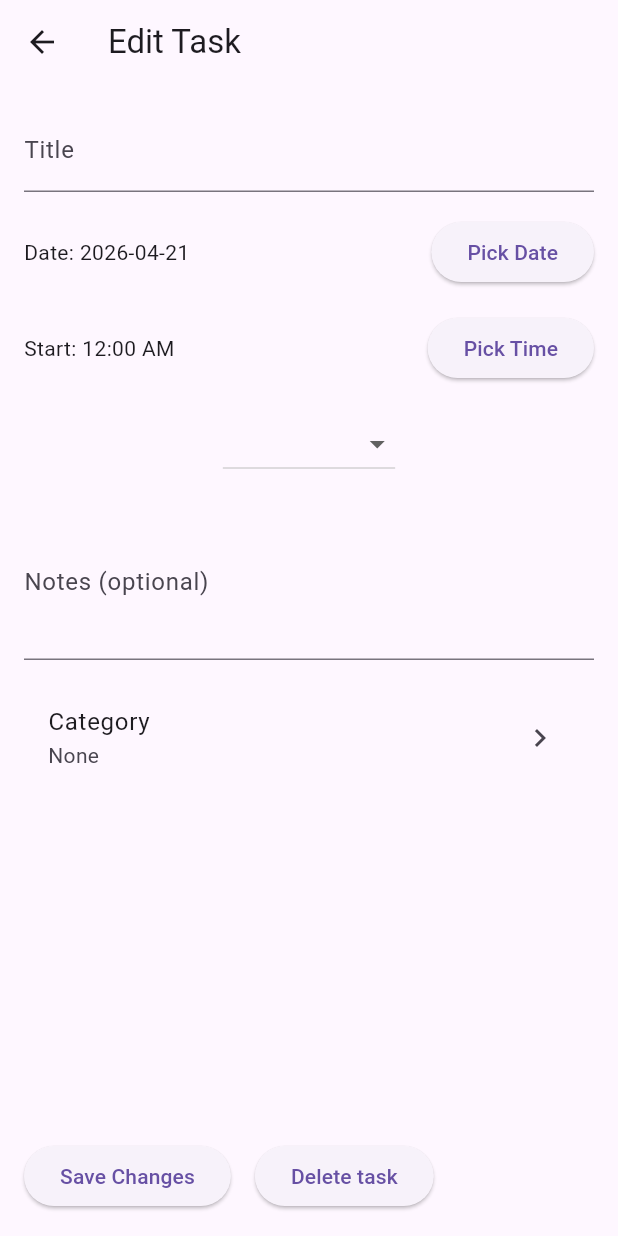
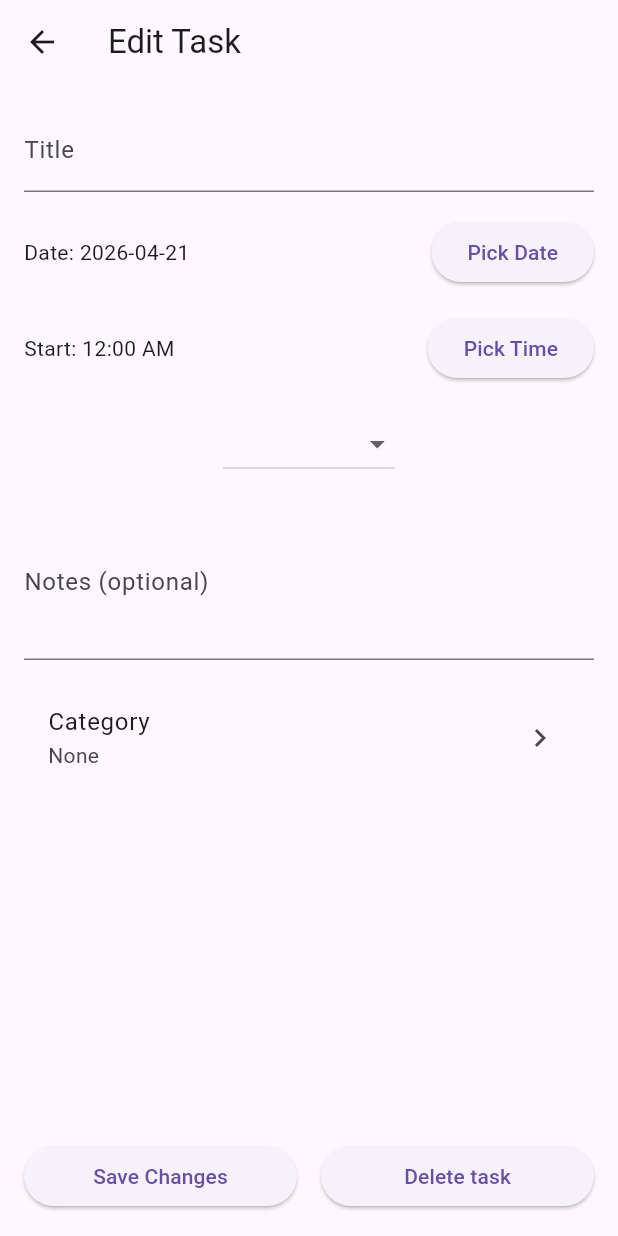
Before and after one commit to gillianthorne/visual_scheduler, a Flutter app: the EditTaskScreen screen opened directly with empty values, on a phone screen of 412 x 824 dp. Run offline on Flutter 3.47's test engine with Material 3 defaults, Android fonts, the phone set to English and light mode, and no system bars; our stand-ins replace dotted_border, fluttertoast, hive, hive_flutter; accounts and stored records are empty.

Commit message:
formatting

```diff
--- a/lib/features/tasks/presentation/edit_task_screen.dart
+++ b/lib/features/tasks/presentation/edit_task_screen.dart
@@ -169,6 +169,7 @@ class _EditTaskScreenState extends State<EditTaskScreen> {
             Row(
               children: [
                 // SAVE BUTTON
+                Expanded(child:
                 ElevatedButton(
                   onPressed: () {
                     final updatedStartOffset = Duration(
@@ -190,11 +191,12 @@ class _EditTaskScreenState extends State<EditTaskScreen> {
                     Navigator.pop(context);
                   },
                   child: const Text("Save Changes"),
-                ),
+                )),
 
                 const SizedBox(width: 16),
 
                 // DELETE TASK BUTTON
+                Expanded (child:
                 ElevatedButton(
                   onPressed: () async {
                     final confirmed = await showDialog<bool> (
@@ -219,6 +221,7 @@ class _EditTaskScreenState extends State<EditTaskScreen> {
                       }
                   },
                 child: Text("Delete task"))
+                ,)
               ],
             )
           ]
```
